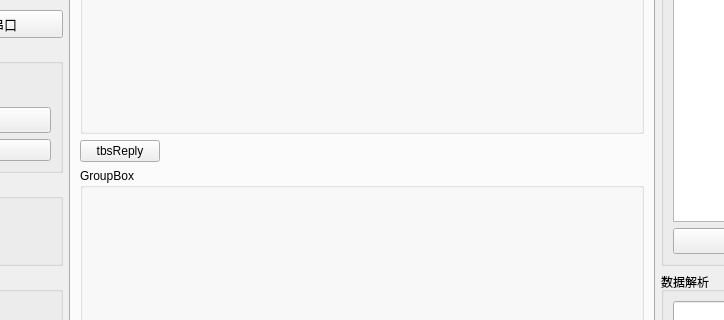
Old version of the form qtproj/widget.ui in the repository Fboxtt/qt_proj; both pictures show x 242 to 966 and y 173 to 493 of the 1178 by 652 pixel window.
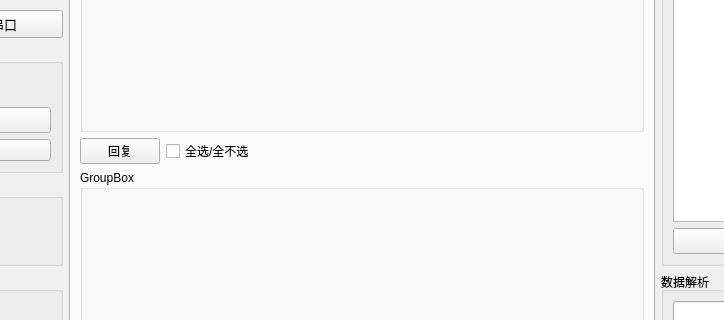
New version of the form.

What changed in the file:
```diff
--- a/qtproj/widget.ui
+++ b/qtproj/widget.ui
@@ -893,34 +893,6 @@
        <string>页</string>
       </attribute>
       <layout class="QGridLayout" name="gridLayout_20">
-       <item row="1" column="0">
-        <widget class="QPushButton" name="tbsReply">
-         <property name="text">
-          <string>tbsReply</string>
-         </property>
-        </widget>
-       </item>
-       <item row="1" column="1">
-        <spacer name="horizontalSpacer_3">
-         <property name="orientation">
-          <enum>Qt::Horizontal</enum>
-         </property>
-         <property name="sizeHint" stdset="0">
-          <size>
-           <width>40</width>
-           <height>20</height>
-          </size>
-         </property>
-        </spacer>
-       </item>
-       <item row="0" column="0" colspan="2">
-        <widget class="QGroupBox" name="groupBox_11">
-         <property name="title">
-          <string>GroupBox</string>
-         </property>
-         <layout class="QGridLayout" name="gridLayout_21"/>
-        </widget>
-       </item>
        <item row="3" column="0">
         <widget class="QPushButton" name="pushButton_13">
          <property name="text">
@@ -928,14 +900,20 @@
          </property>
         </widget>
        </item>
-       <item row="2" column="0" colspan="2">
-        <widget class="QGroupBox" name="groupBox_12">
-         <property name="title">
-          <string>GroupBox</string>
+       <item row="1" column="2">
+        <spacer name="horizontalSpacer_3">
+         <property name="orientation">
+          <enum>Qt::Horizontal</enum>
          </property>
-        </widget>
+         <property name="sizeHint" stdset="0">
+          <size>
+           <width>40</width>
+           <height>20</height>
+          </size>
+         </property>
+        </spacer>
        </item>
-       <item row="3" column="1">
+       <item row="3" column="2">
         <spacer name="horizontalSpacer_4">
          <property name="orientation">
           <enum>Qt::Horizontal</enum>
@@ -948,6 +926,44 @@
          </property>
         </spacer>
        </item>
+       <item row="2" column="0" colspan="3">
+        <widget class="QGroupBox" name="groupBox_12">
+         <property name="title">
+          <string>GroupBox</string>
+         </property>
+         <layout class="QGridLayout" name="gridLayout_24">
+          <item row="0" column="0">
+           <layout class="QGridLayout" name="gridLayout_23"/>
+          </item>
+         </layout>
+        </widget>
+       </item>
+       <item row="1" column="0">
+        <widget class="QPushButton" name="tbsReply">
+         <property name="text">
+          <string>回复</string>
+         </property>
+        </widget>
+       </item>
+       <item row="0" column="0" colspan="3">
+        <widget class="QGroupBox" name="groupBox_11">
+         <property name="title">
+          <string>GroupBox</string>
+         </property>
+         <layout class="QGridLayout" name="gridLayout_22">
+          <item row="0" column="0">
+           <layout class="QGridLayout" name="gridLayout_21"/>
+          </item>
+         </layout>
+        </widget>
+       </item>
+       <item row="1" column="1">
+        <widget class="QCheckBox" name="checkBox_2">
+         <property name="text">
+          <string>全选/全不选</string>
+         </property>
+        </widget>
+       </item>
       </layout>
      </widget>
     </widget>
```
